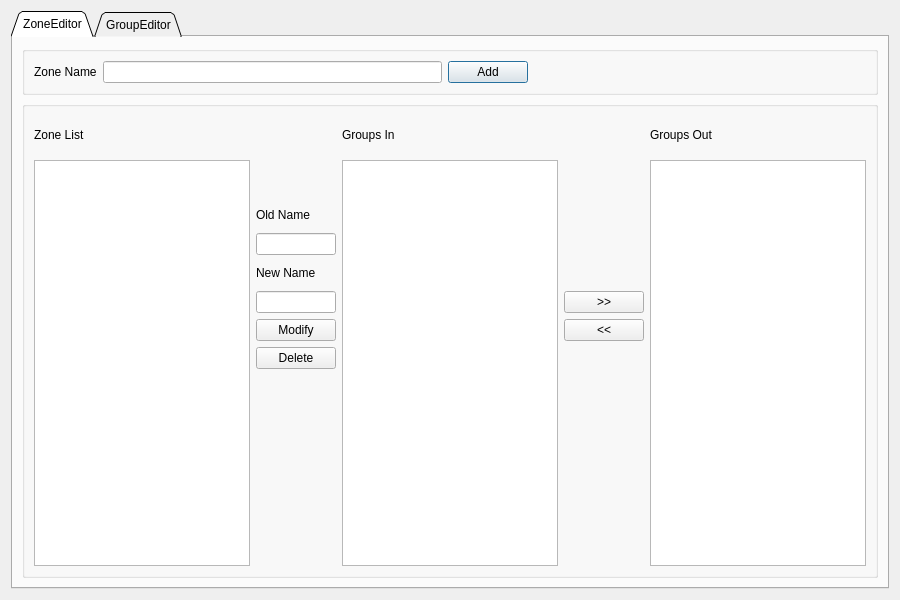
Qt form dialoggroupeditor.ui (zhang846682029/BatteryWatch) before a commit.
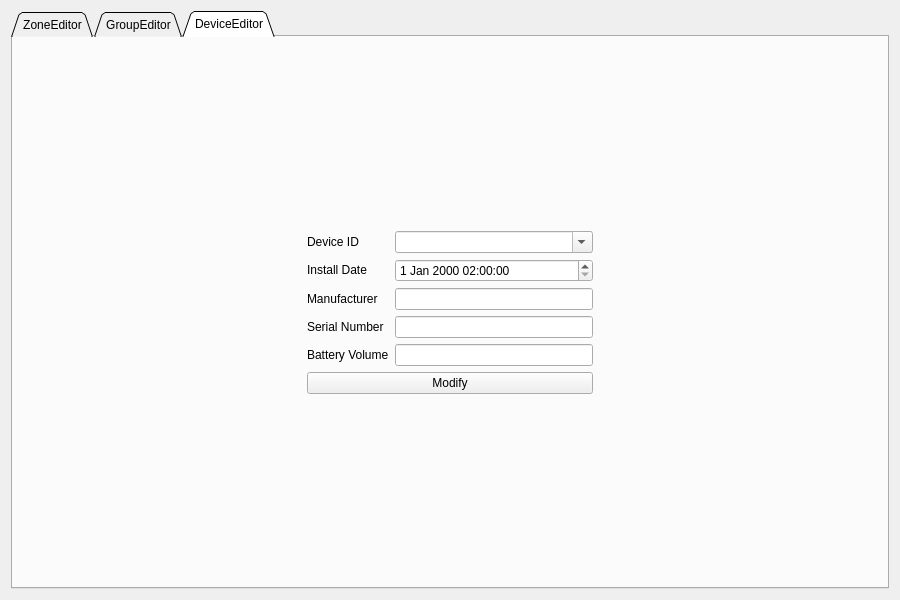
The same form after that commit.

Commit message:
dlg: device editor
1. 设置设备的出厂日期等参数的界面

```diff
--- a/dialoggroupeditor.ui
+++ b/dialoggroupeditor.ui
@@ -13,21 +13,21 @@
   <property name="windowTitle">
    <string>Dialog</string>
   </property>
-  <layout class="QGridLayout" name="gridLayout">
+  <layout class="QGridLayout" name="gridLayout_5">
    <item row="0" column="0">
     <widget class="QTabWidget" name="tabWidget">
      <property name="tabShape">
       <enum>QTabWidget::Triangular</enum>
      </property>
      <property name="currentIndex">
-      <number>0</number>
+      <number>2</number>
      </property>
      <widget class="QWidget" name="tabZone">
       <attribute name="title">
        <string>ZoneEditor</string>
       </attribute>
-      <layout class="QVBoxLayout" name="verticalLayout">
-       <item>
+      <layout class="QGridLayout" name="gridLayout_4">
+       <item row="0" column="0">
         <widget class="QGroupBox" name="groupBox">
          <property name="title">
           <string/>
@@ -66,7 +66,7 @@
          </layout>
         </widget>
        </item>
-       <item>
+       <item row="1" column="0">
         <widget class="QGroupBox" name="groupBox_3">
          <property name="title">
           <string/>
@@ -392,6 +392,153 @@
        </item>
       </layout>
      </widget>
+     <widget class="QWidget" name="tabDevice">
+      <attribute name="title">
+       <string>DeviceEditor</string>
+      </attribute>
+      <layout class="QVBoxLayout" name="verticalLayout_5">
+       <item>
+        <spacer name="verticalSpacer_9">
+         <property name="orientation">
+          <enum>Qt::Vertical</enum>
+         </property>
+         <property name="sizeHint" stdset="0">
+          <size>
+           <width>20</width>
+           <height>146</height>
+          </size>
+         </property>
+        </spacer>
+       </item>
+       <item>
+        <layout class="QHBoxLayout" name="horizontalLayout">
+         <item>
+          <spacer name="horizontalSpacer">
+           <property name="orientation">
+            <enum>Qt::Horizontal</enum>
+           </property>
+           <property name="sizeHint" stdset="0">
+            <size>
+             <width>40</width>
+             <height>20</height>
+            </size>
+           </property>
+          </spacer>
+         </item>
+         <item>
+          <layout class="QGridLayout" name="gridLayout">
+           <item row="0" column="0">
+            <layout class="QVBoxLayout" name="verticalLayout_4">
+             <item>
+              <widget class="QLabel" name="label_17">
+               <property name="text">
+                <string>Device ID</string>
+               </property>
+              </widget>
+             </item>
+             <item>
+              <widget class="QLabel" name="label_13">
+               <property name="text">
+                <string>Install Date</string>
+               </property>
+              </widget>
+             </item>
+             <item>
+              <widget class="QLabel" name="label_14">
+               <property name="text">
+                <string>Manufacturer</string>
+               </property>
+              </widget>
+             </item>
+             <item>
+              <widget class="QLabel" name="label_15">
+               <property name="text">
+                <string>Serial Number</string>
+               </property>
+              </widget>
+             </item>
+             <item>
+              <widget class="QLabel" name="label_16">
+               <property name="text">
+                <string>Battery Volume</string>
+               </property>
+              </widget>
+             </item>
+            </layout>
+           </item>
+           <item row="0" column="1">
+            <layout class="QVBoxLayout" name="verticalLayout_3">
+             <item>
+              <widget class="QComboBox" name="combxDevice">
+               <property name="editable">
+                <bool>true</bool>
+               </property>
+              </widget>
+             </item>
+             <item>
+              <widget class="QDateTimeEdit" name="dateTimeEdit">
+               <property name="time">
+                <time>
+                 <hour>2</hour>
+                 <minute>0</minute>
+                 <second>0</second>
+                </time>
+               </property>
+               <property name="calendarPopup">
+                <bool>false</bool>
+               </property>
+              </widget>
+             </item>
+             <item>
+              <widget class="QLineEdit" name="editManufacturer"/>
+             </item>
+             <item>
+              <widget class="QLineEdit" name="editSerialNumber"/>
+             </item>
+             <item>
+              <widget class="QLineEdit" name="editBatteryVolume"/>
+             </item>
+            </layout>
+           </item>
+           <item row="1" column="0" colspan="2">
+            <widget class="QPushButton" name="btnDetailInfo">
+             <property name="text">
+              <string>Modify</string>
+             </property>
+            </widget>
+           </item>
+          </layout>
+         </item>
+         <item>
+          <spacer name="horizontalSpacer_4">
+           <property name="orientation">
+            <enum>Qt::Horizontal</enum>
+           </property>
+           <property name="sizeHint" stdset="0">
+            <size>
+             <width>40</width>
+             <height>20</height>
+            </size>
+           </property>
+          </spacer>
+         </item>
+        </layout>
+       </item>
+       <item>
+        <spacer name="verticalSpacer_10">
+         <property name="orientation">
+          <enum>Qt::Vertical</enum>
+         </property>
+         <property name="sizeHint" stdset="0">
+          <size>
+           <width>20</width>
+           <height>145</height>
+          </size>
+         </property>
+        </spacer>
+       </item>
+      </layout>
+     </widget>
     </widget>
    </item>
   </layout>
```
The commit also changes 10 other files.
